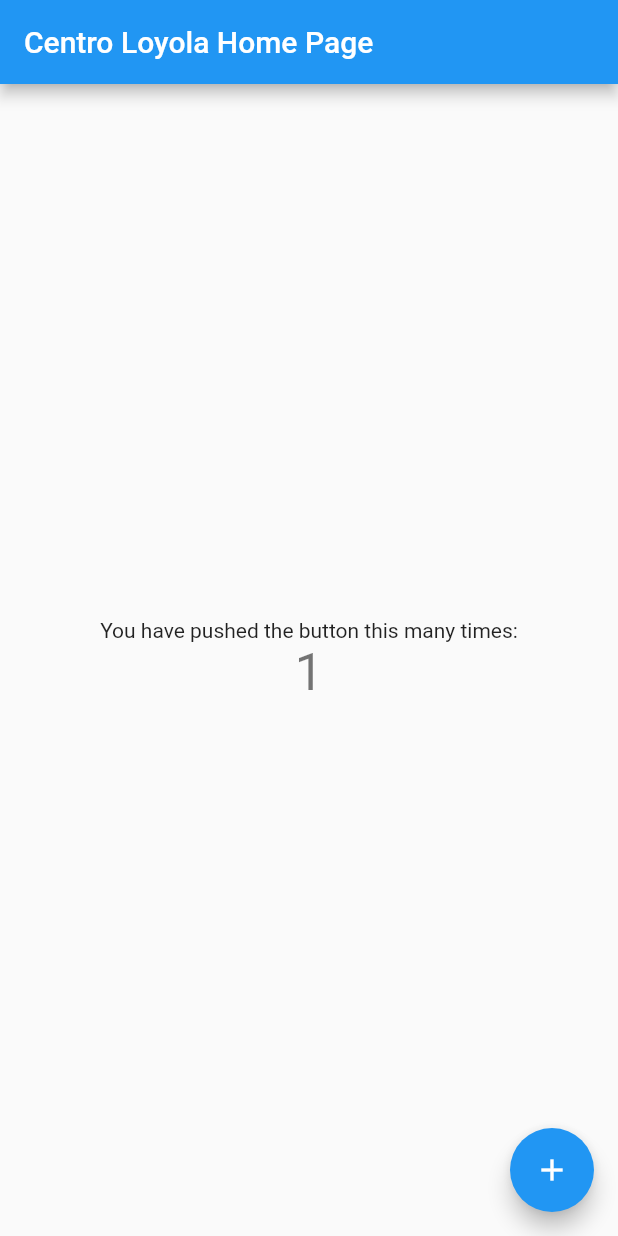
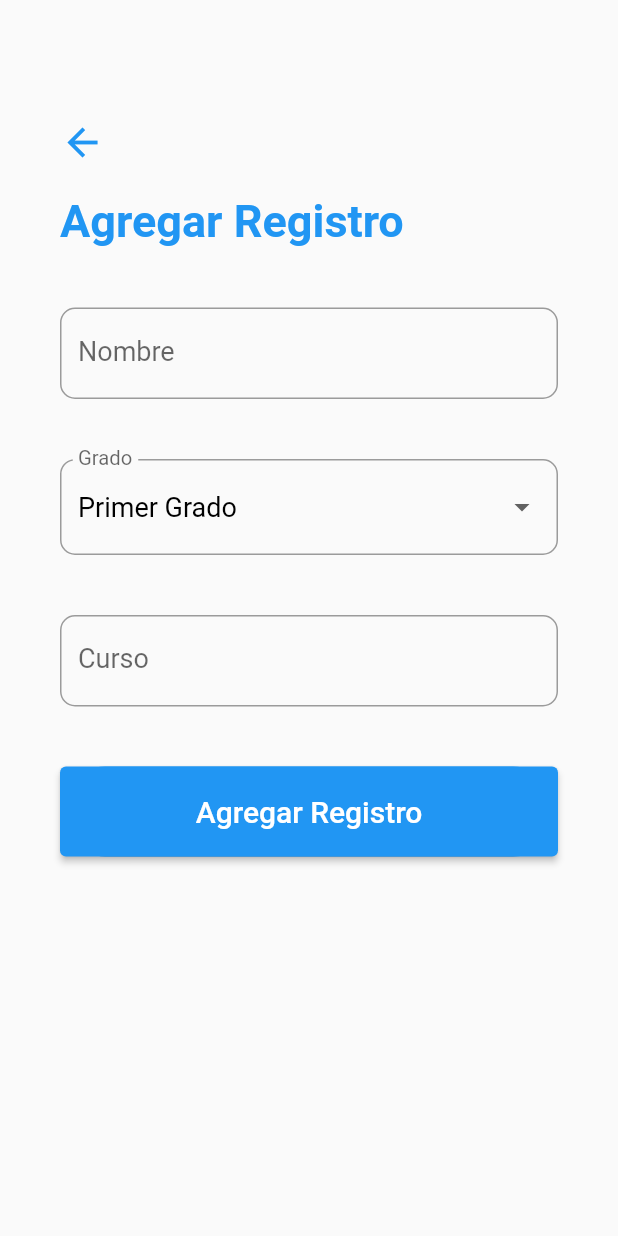
Before and after one commit to alfredoespal97/centro_loyola, a Flutter app: the screen it shows after launch, after a tap on the "add" icon, on a phone screen of 412 x 824 dp. Run offline on Flutter 3.47's test engine with Material 2 defaults, Android fonts, the light colour scheme and no system bars.

Commit message:
add registro commit

```diff
--- a/lib/main.dart
+++ b/lib/main.dart
@@ -1,4 +1,6 @@
 import 'package:flutter/material.dart';
+
+import 'pages/home.dart';
 
 void main() {
   runApp(const MyApp());
@@ -25,92 +27,7 @@
         // is not restarted.
         primarySwatch: Colors.blue,
       ),
-      home: const MyHomePage(title: 'Centro Loyola Home Page'),
+      home: MyHomePage(title: 'Centro Loyola'),
     );
   }
 }
-
-class MyHomePage extends StatefulWidget {
-  const MyHomePage({Key? key, required this.title}) : super(key: key);
-
-  // This widget is the home page of your application. It is stateful, meaning
-  // that it has a State object (defined below) that contains fields that affect
-  // how it looks.
-
-  // This class is the configuration for the state. It holds the values (in this
-  // case the title) provided by the parent (in this case the App widget) and
-  // used by the build method of the State. Fields in a Widget subclass are
-  // always marked "final".
-
-  final String title;
-
-  @override
-  State<MyHomePage> createState() => _MyHomePageState();
-}
-
-class _MyHomePageState extends State<MyHomePage> {
-  int _counter = 0;
-
-  void _incrementCounter() {
-    setState(() {
-      // This call to setState tells the Flutter framework that something has
-      // changed in this State, which causes it to rerun the build method below
-      // so that the display can reflect the updated values. If we changed
-      // _counter without calling setState(), then the build method would not be
-      // called again, and so nothing would appear to happen.
-      _counter++;
-    });
-  }
-
-  @override
-  Widget build(BuildContext context) {
-    // This method is rerun every time setState is called, for instance as done
-    // by the _incrementCounter method above.
-    //
-    // The Flutter framework has been optimized to make rerunning build methods
-    // fast, so that you can just rebuild anything that needs updating rather
-    // than having to individually change instances of widgets.
-    return Scaffold(
-      appBar: AppBar(
-        // Here we take the value from the MyHomePage object that was created by
-        // the App.build method, and use it to set our appbar title.
-        title: Text(widget.title),
-      ),
-      body: Center(
-        // Center is a layout widget. It takes a single child and positions it
-        // in the middle of the parent.
-        child: Column(
-          // Column is also a layout widget. It takes a list of children and
-          // arranges them vertically. By default, it sizes itself to fit its
-          // children horizontally, and tries to be as tall as its parent.
-          //
-          // Invoke "debug painting" (press "p" in the console, choose the
-          // "Toggle Debug Paint" action from the Flutter Inspector in Android
-          // Studio, or the "Toggle Debug Paint" command in Visual Studio Code)
-          // to see the wireframe for each widget.
-          //
-          // Column has various properties to control how it sizes itself and
-          // how it positions its children. Here we use mainAxisAlignment to
-          // center the children vertically; the main axis here is the vertical
-          // axis because Columns are vertical (the cross axis would be
-          // horizontal).
-          mainAxisAlignment: MainAxisAlignment.center,
-          children: <Widget>[
-            const Text(
-              'You have pushed the button this many times:',
-            ),
-            Text(
-              '$_counter',
-              style: Theme.of(context).textTheme.headline4,
-            ),
-          ],
-        ),
-      ),
-      floatingActionButton: FloatingActionButton(
-        onPressed: _incrementCounter,
-        tooltip: 'Increment',
-        child: const Icon(Icons.add),
-      ), // This trailing comma makes auto-formatting nicer for build methods.
-    );
-  }
-}
--- /dev/null
+++ b/lib/pages/add_registro.dart
@@ -0,0 +1,137 @@
+import 'package:centroloyolapp/pages/home.dart';
+import 'package:flutter/material.dart';
+
+class AddRegistroPage extends StatefulWidget {
+  @override
+  _AddRegistroPageState createState() => _AddRegistroPageState();
+}
+
+class _AddRegistroPageState extends State<AddRegistroPage> {
+
+  final _formKey=GlobalKey<FormState>();
+
+  String _grado='Primer Grado';
+  String titleText='Agregar Registro';
+
+  final List<String> _grados=['Primer Grado','Segungo Grado','Tercer Grado',
+  'Cuarto Grado','Quinto Grado','Sexto Grado',
+  'Septimo Grado','Octavo Grado','Noveno Grado'];
+
+  @override
+  Widget build(BuildContext context) {
+    return Scaffold(
+      body: GestureDetector(
+        onTap: (){},
+        child: SingleChildScrollView(
+          child: Container(
+            padding: EdgeInsets.symmetric(horizontal:40.0,vertical: 80.0 ),
+            child: Column(
+              crossAxisAlignment: CrossAxisAlignment.start,
+              children: <Widget>[
+                GestureDetector(
+                  onTap: ()=>Navigator.pushReplacement(context, MaterialPageRoute(builder: (_)=> MyHomePage(title: 'Centro Loyola'),)),
+                  child: Icon(
+                    Icons.arrow_back,
+                    size: 30.0,
+                    color: Theme.of(context).primaryColor,
+                  ),
+                ),
+                SizedBox(height: 20.0,),
+                Text(
+                  titleText,
+                  style: TextStyle(
+                      color:Colors.blue,
+                      fontSize: 30.0,
+                      fontWeight: FontWeight.bold
+                  ),
+                ),
+                SizedBox(height: 20.0,),
+                Form(
+                  key: _formKey,
+                  child:Column(
+                      children: <Widget>[
+                        Padding(
+                          padding: EdgeInsets.symmetric(vertical: 20.0),
+                          child: TextFormField(
+                            style: TextStyle(
+                              fontSize: 18.0,
+                            ),
+                            decoration: InputDecoration(
+                              labelText:'Nombre',
+                              labelStyle: TextStyle(fontSize: 18.0,),
+                              border: OutlineInputBorder(
+                                borderRadius: BorderRadius.circular(10.0),
+                              ),
+                            ),
+                          ),
+                        ),
+                        Padding(
+                          padding: EdgeInsets.symmetric(vertical: 20.0),
+                          child: DropdownButtonFormField(
+                            items: _grados.map((String grado){
+                              return DropdownMenuItem(
+                                value: grado,
+                                child:Text(
+                                    grado,
+                                    style:TextStyle(
+                                      color:Colors.black,
+                                      fontSize: 18.0,
+                                    )
+                                ),
+                              );
+                            }).toList(),
+                            style: TextStyle(fontSize: 18.0),
+                            decoration: InputDecoration(
+                              labelText: 'Grado',
+                              labelStyle: TextStyle(fontSize: 18.0),
+                              border: OutlineInputBorder(
+                                borderRadius: BorderRadius.circular(10.0),
+                              ),
+                            ),
+                            onChanged: (value){
+                              setState((){
+                                _grado=value.toString();
+                              });
+                            },
+                            value: _grado,
+                          ),
+                        ),
+                        Padding(
+                          padding: EdgeInsets.symmetric(vertical: 20.0),
+                          child: TextFormField(
+                            style: TextStyle(
+                              fontSize: 18.0,
+                            ),
+                            decoration: InputDecoration(
+                              labelText:'Curso',
+                              labelStyle: TextStyle(fontSize: 18.0,),
+                              border: OutlineInputBorder(
+                                borderRadius: BorderRadius.circular(10.0),
+                              ),
+                            ),
+                          ),
+                        ),
+                        Container(
+                          margin:EdgeInsets.symmetric(vertical: 20.0),
+                          height: 60.0,
+                          width: double.infinity,
+                          decoration: BoxDecoration(
+                            color:Theme.of(context).primaryColor,
+                            borderRadius: BorderRadius.circular(30.0),
+                          ),
+                          child:ElevatedButton(
+                            child: Text(titleText,style:TextStyle(color:Colors.white,fontSize: 20.0)),
+                            onPressed: (){},
+                          ),
+                        )
+                      ]
+                  ),
+                ),
+              ],
+            ),
+          ),
+        ),
+      ),
+    );
+  }
+}
--- /dev/null
+++ b/lib/pages/home.dart
@@ -0,0 +1,98 @@
+import 'package:centroloyolapp/pages/add_registro.dart';
+import 'package:flutter/cupertino.dart';
+import 'package:flutter/material.dart';
+
+class MyHomePage extends StatefulWidget {
+  MyHomePage({Key? key, required this.title}) : super(key: key);
+
+  // This widget is the home page of your application. It is stateful, meaning
+  // that it has a State object (defined below) that contains fields that affect
+  // how it looks.
+
+  // This class is the configuration for the state. It holds the values (in this
+  // case the title) provided by the parent (in this case the App widget) and
+  // used by the build method of the State. Fields in a Widget subclass are
+  // always marked "final".
+
+  final String title;
+
+  @override
+  State<MyHomePage> createState() => _MyHomePageState();
+}
+
+class _MyHomePageState extends State<MyHomePage> {
+  Widget _buildRegistro(int index){
+    return Padding(
+        padding:EdgeInsets.symmetric(horizontal: 25.0),
+        child:Column(
+          children: <Widget>[
+            ListTile(
+              title:Text('Regitro Title'),
+              subtitle: Text('Nov 16,2021'),
+              trailing: Checkbox(
+                onChanged: (value){
+                  print(value);
+                },
+                activeColor: Theme.of(context).primaryColor,
+                value: true,
+              ),
+            ),
+            Divider( height: 5.0,),
+          ],
+        )
+
+    );
+  }
+
+  @override
+  Widget build(BuildContext context) {
+    return Scaffold(
+      // backgroundColor: Colors.blue,
+      floatingActionButton: FloatingActionButton(
+        backgroundColor: Theme.of(context).primaryColor,
+        onPressed: (){
+          Navigator.push(context,CupertinoPageRoute(builder: (_)=>AddRegistroPage(),));
+        },
+        child: Icon(Icons.add),
+
+      ),
+//      appBar: AppBar(
+//        title: const Text('Centro Loyola'),
+//
+//      ),
+      body:ListView.builder(
+          padding:EdgeInsets.symmetric(vertical: 80.0),
+          itemCount: 10,
+          itemBuilder: (BuildContext context,int index){
+            if(index==0){
+              return Padding(
+                padding: EdgeInsets.symmetric(horizontal: 40.0,vertical: 20.0),
+                child: Column(
+                    crossAxisAlignment: CrossAxisAlignment.start,
+                    children: <Widget>[
+                      Text(
+                        'Mis Registros',style:
+                      TextStyle(color:Colors.blue,fontSize: 40.0, fontWeight: FontWeight.bold),
+                      ),
+                      SizedBox(height: 10.0,),
+                      Text(
+                        '0-10',style:
+                      TextStyle(color:Colors.blue,fontSize: 20.0, fontWeight: FontWeight.w600),
+                      ),
+                    ]
+                ),
+              );
+            }
+            return _buildRegistro(index);
+          }
+      ),
+      // To work with lists that may contain a large number of items, it’s best
+      // to use the ListView.builder constructor.
+      //
+      // In contrast to the default ListView constructor, which requires
+      // building all Widgets up front, the ListView.builder constructor lazily
+      // builds Widgets as they’re scrolled into view.
+
+    );
+  }
+}
```
